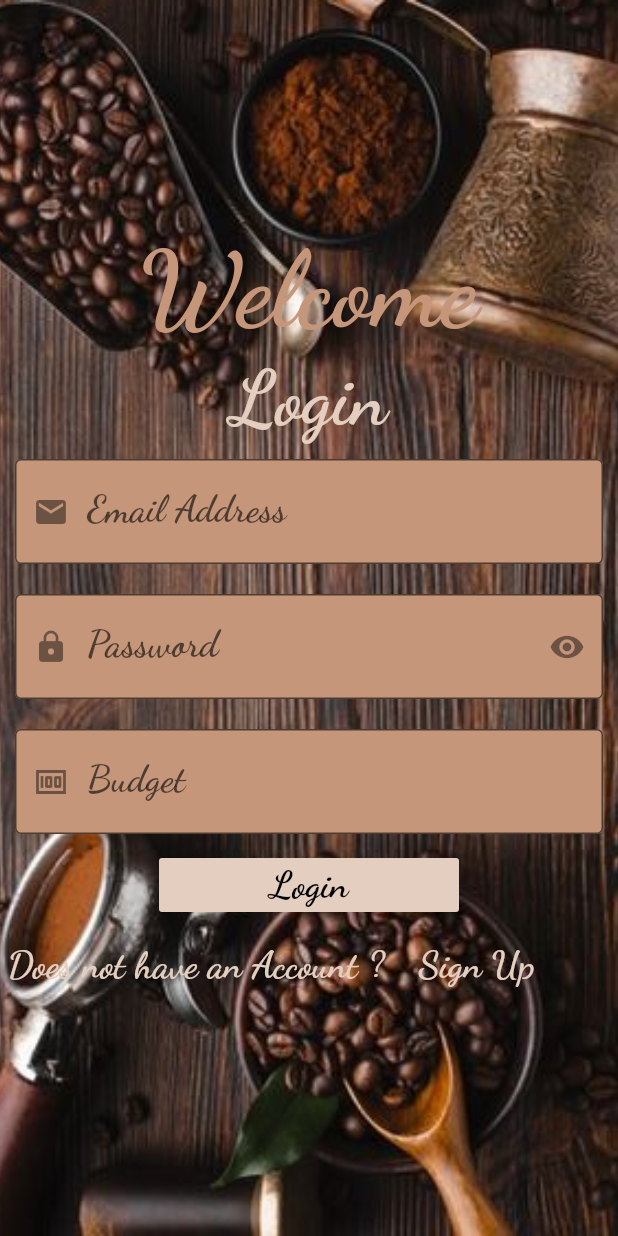
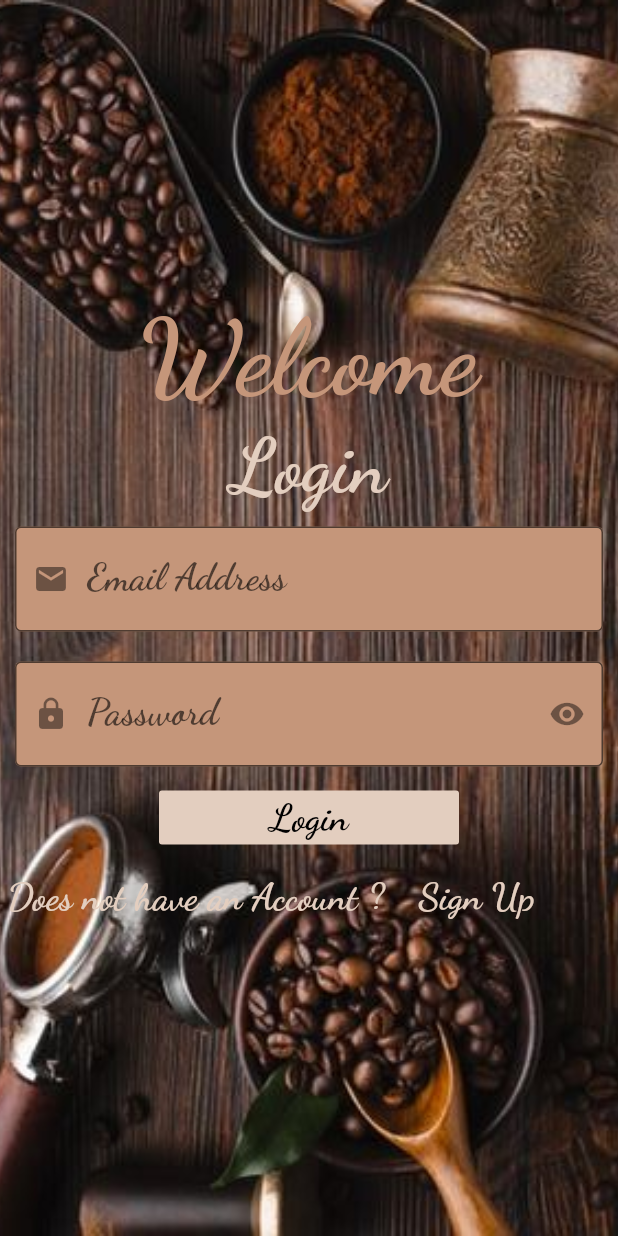
Before and after one commit to mariammahmoud18/CoffeeShop, a Flutter app: the screen it shows after launch, on a phone screen of 412 x 824 dp. Run offline on Flutter 3.47's test engine with Material 2 defaults, Android fonts, the phone set to English and light mode, and no system bars; our stand-ins replace animated_splash_screen, google_fonts; missing offline and left inert: gender_picker.

Commit message:
Update LoginScreen.dart

```diff
--- a/lib/Screens/LoginScreen.dart
+++ b/lib/Screens/LoginScreen.dart
@@ -7,7 +7,6 @@ import 'RegistrationScreen.dart';
 
 final TextEditingController emailController = new TextEditingController();
 final TextEditingController passwordController = new TextEditingController();
-final TextEditingController budgetController = new TextEditingController();
 
 
 class LoginScreen extends StatelessWidget {
@@ -68,23 +67,7 @@ class LoginScreen extends StatelessWidget {
               ),
             ),
           ),
-           Container(
-            padding: EdgeInsets.all(10.0),
-            decoration: BoxDecoration(borderRadius: BorderRadius.circular(50)),
-            child: TextFormField(
-              controller: budgetController,
-              style: GoogleFonts.dancingScript(textStyle: TextStyle(color: Colors.black),fontSize: 25 ,fontWeight: FontWeight.bold),
-              textAlign: TextAlign.start,
-              obscureText: true,
-              decoration: InputDecoration(
-                filled:true,
-                fillColor: nodeColor,
-                labelText: "Budget",
-                prefixIcon: Icon(Icons.money),
-                border: OutlineInputBorder(),
-              ),
-            ),
-          ),
+
           Mybutton(txt:"Login", snackTXT: "Login Successfully",),
           Container(
               padding: EdgeInsets.all(5.0),
```
